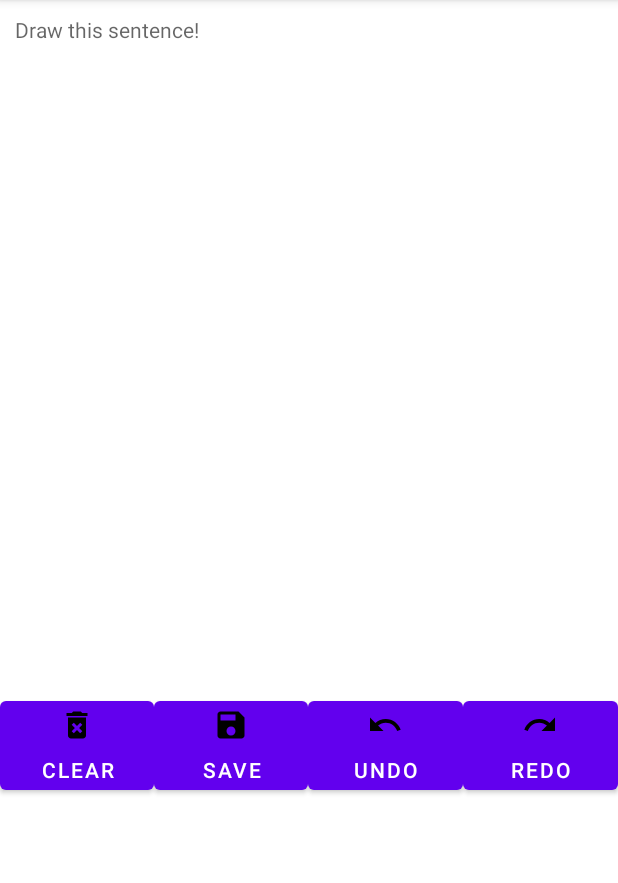
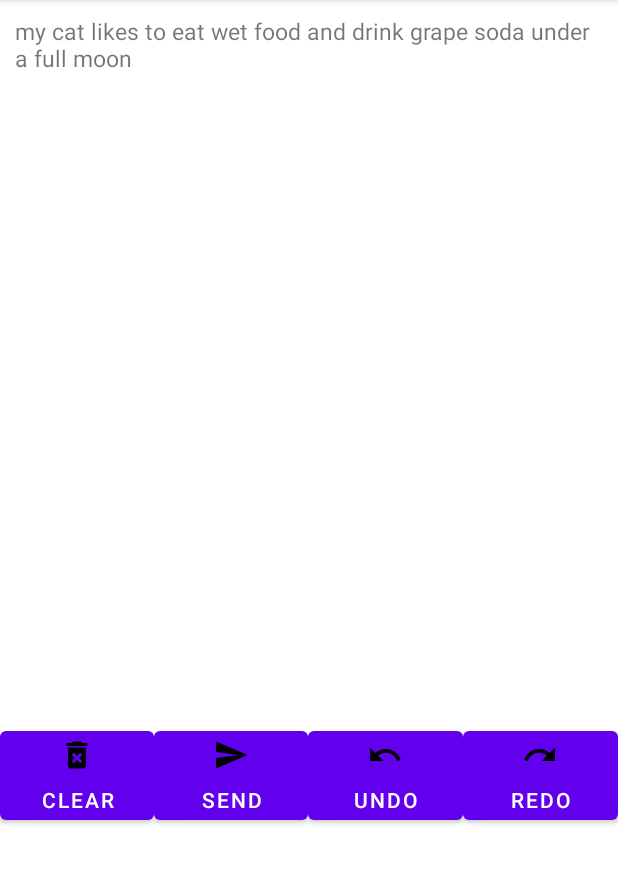
Before and after one commit to JamesOsborn-SE/eat-poop-you-cat-android, an Android app: the screen it shows after launch (MainActivity), after a tap on "NEW GAME", on a phone screen of 412 x 824 dp, the part 84-967 px from its top. Run offline under Robolectric (Android 15) with nearby library versions, the light colour scheme and no system bars; our stand-ins replace Dagger/Hilt's generated code, data binding.

Commit message:
clean up, renameing, and pruning.

```diff
--- a/app/src/main/java/dev/develsinthedetails/eatpoopyoucat/GameFragment.kt
+++ b/app/src/main/java/dev/develsinthedetails/eatpoopyoucat/DrawFragment.kt
@@ -7,25 +7,21 @@ import android.view.View
 import android.view.ViewGroup
 import androidx.databinding.DataBindingUtil
 import androidx.fragment.app.Fragment
-import androidx.fragment.app.viewModels
+import androidx.navigation.fragment.navArgs
 import com.google.gson.Gson
-import dev.develsinthedetails.eatpoopyoucat.databinding.FragmentGameBinding
+import dev.develsinthedetails.eatpoopyoucat.databinding.FragmentDrawBinding
 import dev.develsinthedetails.eatpoopyoucat.utilities.Gzip
 
 
-class GameFragment : Fragment() {
+class DrawFragment : Fragment() {
 
-    companion object {
-        fun newInstance() = GameFragment()
-    }
-
-    private var _binding: FragmentGameBinding? = null
+    private var _binding: FragmentDrawBinding? = null
 
     // This property is only valid between onCreateView and
     // onDestroyView.
     private val binding get() = _binding!!
 
-    private val gameViewModel: GameViewModel by viewModels()
+    private val args: DrawFragmentArgs by navArgs()
 
     override fun onCreateView(
         inflater: LayoutInflater,
@@ -34,17 +30,19 @@ class GameFragment : Fragment() {
     ): View {
         _binding = DataBindingUtil.inflate(
             inflater,
-            R.layout.fragment_game,
+            R.layout.fragment_draw,
             container,
             false
         )
+
+        args.sentence.also { binding.sentenceToDraw.text = it }
 
         return binding.root
     }
 
     override fun onViewCreated(view: View, savedInstanceState: Bundle?) {
         super.onViewCreated(view, savedInstanceState)
-        binding.btnSave.setOnClickListener {
+        binding.btnSend.setOnClickListener {
             val gson = Gson()
             val gzip = Gzip()
             val drawing = binding.drawView.getDrawing()
--- a/app/src/main/java/dev/develsinthedetails/eatpoopyoucat/GameViewModel.kt
+++ /dev/null
@@ -1,10 +0,0 @@
-package dev.develsinthedetails.eatpoopyoucat
-
-import androidx.lifecycle.ViewModel
-
-class GameViewModel : ViewModel() {
-    private var _sentenceToDraw = "eat poop you cat!"
-
-    val sentenceToDraw
-        get() = _sentenceToDraw
-}
--- a/app/src/main/java/dev/develsinthedetails/eatpoopyoucat/WelcomeFragment.kt
+++ b/app/src/main/java/dev/develsinthedetails/eatpoopyoucat/WelcomeFragment.kt
@@ -59,14 +59,15 @@ class WelcomeFragment : Fragment() {
 
         shared.registerOnSharedPreferenceChangeListener { sharedPreferences, key ->
             if (key === "nickname")
-                binding.welcomeMessage.text = getString(
+                getString(
                     R.string.welcome_message,
                     sharedPreferences.getString("nickname", "No name")
-                )
+                ).also { binding.welcomeMessage.text = it }
         }
 
         binding.newGame.setOnClickListener {
-            this.findNavController().navigate(R.id.game_fragment)
+            val directions = WelcomeFragmentDirections.actionWelcomeToGameFragment("my cat likes to eat wet food and drink grape soda under a full moon")
+            this.findNavController().navigate(directions)
         }
 
         // Inflate the layout for this fragment
--- /dev/null
+++ b/app/src/main/res/drawable/ic_baseline_send_24.xml
@@ -0,0 +1,5 @@
+<vector android:autoMirrored="true" android:height="24dp"
+    android:tint="#000000" android:viewportHeight="24"
+    android:viewportWidth="24" android:width="24dp" xmlns:android="http://schemas.android.com/apk/res/android">
+    <path android:fillColor="@android:color/white" android:pathData="M2.01,21L23,12 2.01,3 2,10l15,2 -15,2z"/>
+</vector>
--- a/app/src/main/res/layout/fragment_game.xml
+++ b/app/src/main/res/layout/fragment_draw.xml
@@ -1,17 +1,6 @@
 <?xml version="1.0" encoding="utf-8"?>
 <layout xmlns:android="http://schemas.android.com/apk/res/android"
     xmlns:app="http://schemas.android.com/apk/res-auto">
-
-    <data>
-
-        <import type="dev.develsinthedetails.eatpoopyoucat.GameViewModel" />
-
-        <variable
-            name="viewModel"
-            type="dev.develsinthedetails.eatpoopyoucat.GameViewModel" />
-
-    </data>
-
     <androidx.constraintlayout.widget.ConstraintLayout
         android:layout_width="match_parent"
         android:layout_height="match_parent"
@@ -27,7 +16,7 @@
             android:layout_marginEnd="9dp"
             android:autofillHints="@string/draw_this_sentence"
             android:hint="@string/draw_this_sentence"
-            android:text="@{viewModel.sentenceToDraw}"
+            android:textSize="15sp"
             app:layout_constraintEnd_toEndOf="parent"
             app:layout_constraintStart_toStartOf="parent"
             app:layout_constraintTop_toTopOf="parent" />
@@ -61,13 +50,13 @@
                 android:text="@string/clear" />
 
             <Button
-                android:id="@+id/btn_save"
+                android:id="@+id/btn_send"
                 android:layout_width="wrap_content"
                 android:layout_height="wrap_content"
                 android:layout_weight="1"
-                android:contentDescription="@string/save_description"
-                android:drawableTop="@drawable/ic_baseline_save_24"
-                android:text="@string/save" />
+                android:contentDescription="@string/send_description"
+                android:drawableTop="@drawable/ic_baseline_send_24"
+                android:text="@string/send" />
 
             <Button
                 android:id="@+id/btn_erase"
--- a/app/src/main/res/layout/fragment_welcome.xml
+++ b/app/src/main/res/layout/fragment_welcome.xml
@@ -31,7 +31,7 @@
             android:layout_width="wrap_content"
             android:layout_height="wrap_content"
             android:layout_margin="10dp"
-            android:text="@string/save" />
+            android:text="@string/send" />
 
         <Button
             android:id="@+id/new_game"
--- a/app/src/main/res/navigation/nav_game.xml
+++ b/app/src/main/res/navigation/nav_game.xml
@@ -15,9 +15,11 @@
 
     <fragment
         android:id="@+id/game_fragment"
-        android:name="dev.develsinthedetails.eatpoopyoucat.GameFragment"
-        tools:layout="@layout/fragment_game">
-
+        android:name="dev.develsinthedetails.eatpoopyoucat.DrawFragment"
+        tools:layout="@layout/fragment_draw">
+        <argument
+            android:name="sentence"
+            app:argType="string" />
     </fragment>
 
 </navigation>
--- a/app/src/main/res/values/strings.xml
+++ b/app/src/main/res/values/strings.xml
@@ -5,13 +5,13 @@
     <string name="new_game">New Game</string>
     <string name="welcome_message">Welcome %1$s!</string>
     <string name="show">Show</string>
-    <string name="save">Save</string>
+    <string name="send" translation_description="Text shown to prompt the player to send drawing or sentence. This is final and will end their turn " >Send</string>
+    <string name="send_description">send your work</string>
     <string name="undo">Undo</string>
     <string name="enter_a_nickname">Enter a nickname</string>
     <string name="enter_a_sentence">Enter a sentence</string>
     <string name="draw_this_sentence">Draw this sentence!</string>
     <string name="clear">clear</string>
-    <string name="save_description">save your work</string>
     <string name="erase_description">Erase stuff</string>
     <string name="erase">Erase</string>
     <string name="draw_description">Draw</string>
```
